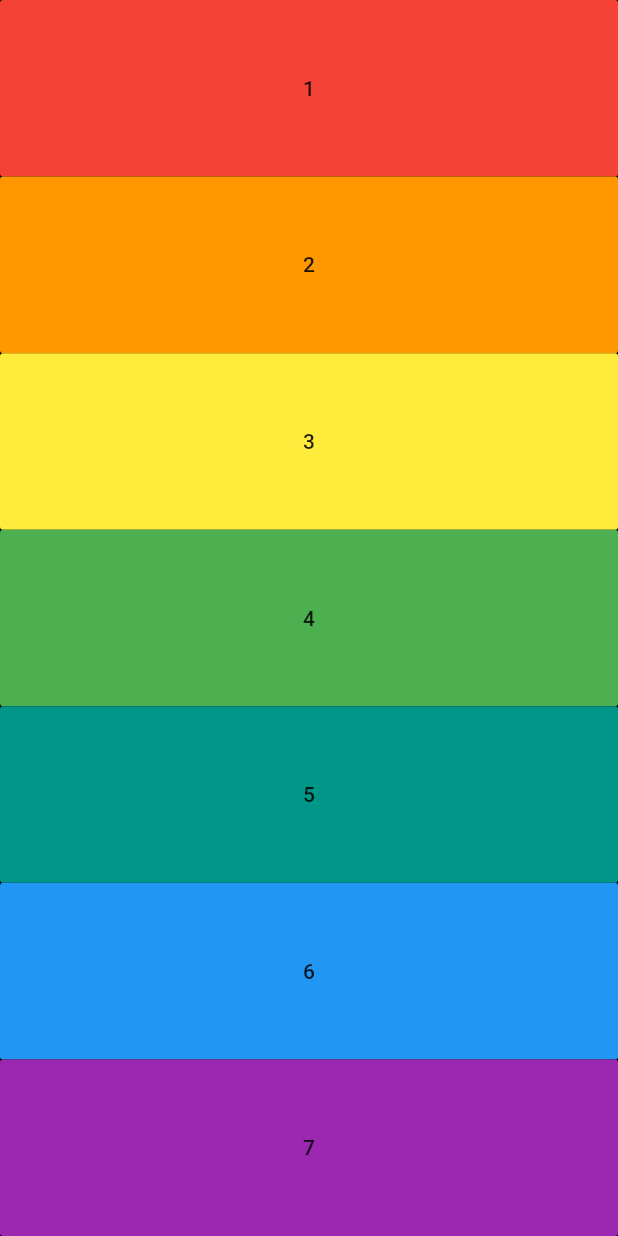
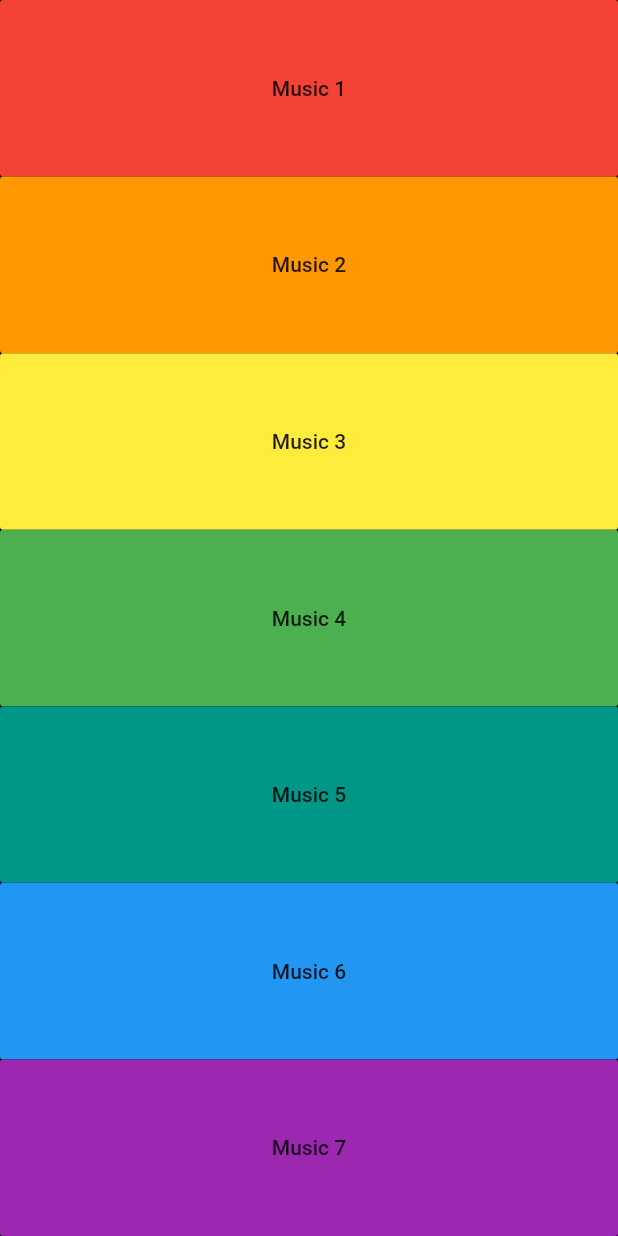
Before and after one commit to pr0mila/Flutter-Practice, a Flutter app: the screen it shows after launch, on a phone screen of 412 x 824 dp. Run offline on Flutter 3.47's test engine with Material 2 defaults, Android fonts, the phone set to English and light mode, and no system bars; our stand-ins replace audioplayers.

Commit message:
reusable functions

```diff
--- a/lib/main.dart
+++ b/lib/main.dart
@@ -4,12 +4,23 @@ import 'package:audioplayers/audioplayers.dart';
 void main() => runApp(XylophoneApp());
 
 class XylophoneApp extends StatelessWidget {
-
-  void playSound(int soundNumber)
-  {
+  void playSound(int soundNumber) {
     final player = AudioCache();
     player.play('note$soundNumber.wav');
   }
+
+  Expanded buidKey(Color color, int soundNumber, String text) {
+    return Expanded(
+      child: FlatButton(
+        color: color,
+        onPressed: () {
+          playSound(soundNumber);
+        },
+        child: Text(text),
+      ),
+    );
+  }
+
   @override
   Widget build(BuildContext context) {
     return MaterialApp(
@@ -19,69 +30,13 @@ class XylophoneApp extends StatelessWidget {
           child: Column(
             crossAxisAlignment: CrossAxisAlignment.stretch,
             children: [
-              Expanded(
-                child: FlatButton(
-                  color: Colors.red,
-                  onPressed: () {
-                    playSound(1);
-                  },
-                  child: Text('1'),
-                ),
-              ),
-            Expanded(
-              child:FlatButton(
-                color: Colors.orange,
-                onPressed: () {
-                  playSound(2);
-                },
-                child: Text('2'),
-              ),
-            ),
-              Expanded(
-                child: FlatButton(
-                  color: Colors.yellow,
-                  onPressed: () {
-                    playSound(3);
-                  },
-                  child: Text('3'),
-                ),
-              ),
-          Expanded(
-            child:FlatButton(
-                color: Colors.green,
-                onPressed: () {
-                  playSound(4);
-                },
-                child: Text('4'),
-              ),
-          ),
-              Expanded(
-                child: FlatButton(
-                  color: Colors.teal,
-                  onPressed: () {
-                    playSound(5);
-                  },
-                  child: Text('5'),
-                ),
-              ),
-            Expanded(
-               child:FlatButton(
-                color: Colors.blue,
-                onPressed: () {
-                  playSound(6);
-                },
-                child: Text('6'),
-              ),
-            ),
-              Expanded(
-                child: FlatButton(
-                  color: Colors.purple,
-                  onPressed: () {
-                    playSound(7);
-                  },
-                  child: Text('7'),
-                ),
-              ),
+              buidKey(Colors.red, 1, 'Music 1'),
+              buidKey(Colors.orange, 2, 'Music 2'),
+              buidKey(Colors.yellow, 3, 'Music 3'),
+              buidKey(Colors.green, 4, 'Music 4'),
+              buidKey(Colors.teal, 5, 'Music 5'),
+              buidKey(Colors.blue, 6, 'Music 6'),
+              buidKey(Colors.purple, 7, 'Music 7'),
             ],
           ),
         ),
```
